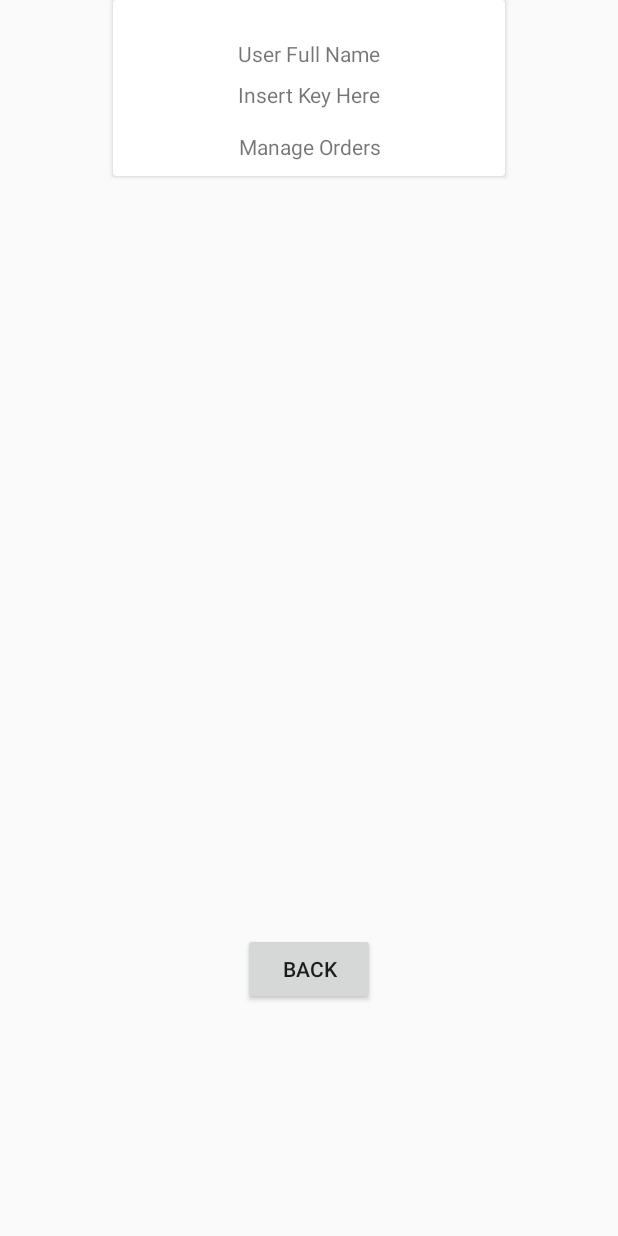
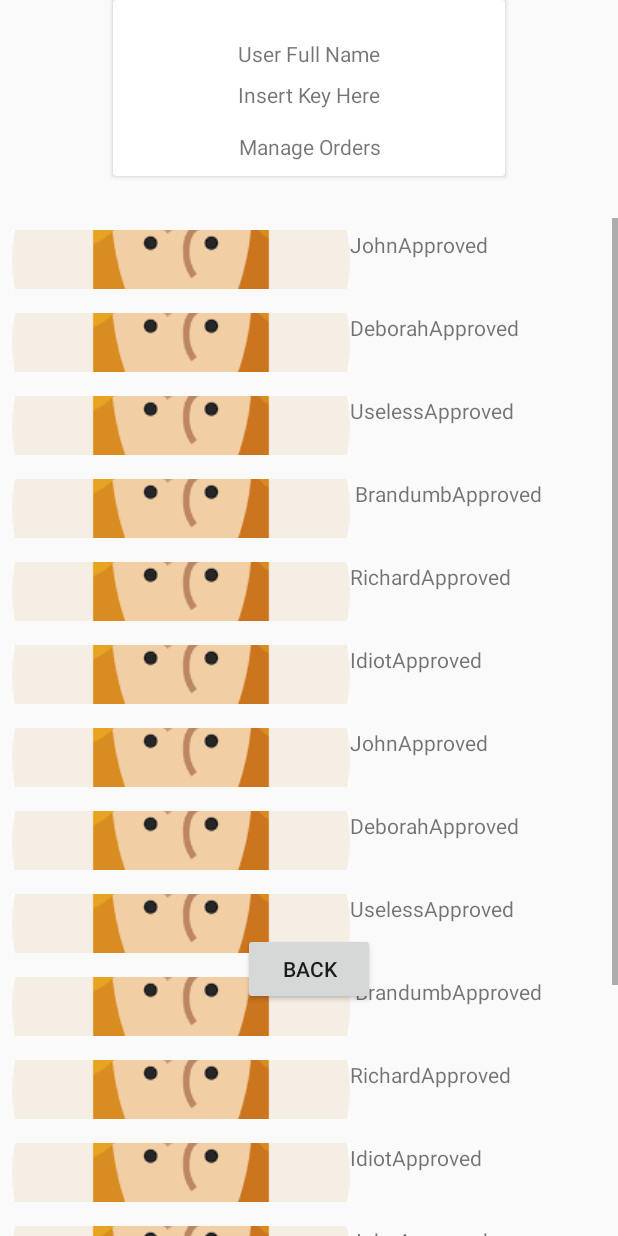
Before and after one commit to JohnSchroeder99/MarketFree, an Android app: the ManageOrderStatusActivity screen opened directly, with no data from a screen before it, on a phone screen of 412 x 824 dp. Run offline under Robolectric (Android 15) with nearby library versions, the phone set to English and light mode, and no system bars.

Commit message:
Added Recycler functionality for order status activity with a populating dummy list. Will need to tie actual status to truthful state of the order and need to wire up for dynamic image loading.

```diff
--- a/app/src/main/java/johnschroeders/marketfree/ManageOrderStatusActivity.java
+++ b/app/src/main/java/johnschroeders/marketfree/ManageOrderStatusActivity.java
@@ -2,12 +2,22 @@ package johnschroeders.marketfree;
 
 import android.content.Intent;
 import android.os.Bundle;
+
 import androidx.appcompat.app.AppCompatActivity;
+import androidx.recyclerview.widget.LinearLayoutManager;
+import androidx.recyclerview.widget.RecyclerView;
+
+import android.util.Log;
 import android.view.View;
 import android.widget.Button;
 
+import java.util.ArrayList;
+
 public class ManageOrderStatusActivity extends AppCompatActivity {
-Button manageOrdersBackButton = null;
+    private Button manageOrdersBackButton = null;
+    private RecyclerView recyclerView = null;
+    private RecyclerView.Adapter mAdapter;
+    private RecyclerView.LayoutManager layoutManager;
 
     @Override
     protected void onCreate(Bundle savedInstanceState) {
@@ -18,10 +28,48 @@ Button manageOrdersBackButton = null;
         manageOrdersBackButton.setOnClickListener(new View.OnClickListener() {
             @Override
             public void onClick(View view) {
-                Intent intent  = new Intent(getApplicationContext(), UserMainPageActivity.class);
+                Intent intent = new Intent(getApplicationContext(), UserMainPageActivity.class);
                 startActivity(intent);
             }
         });
+
+
+        ArrayList<String> names = new ArrayList<>();
+        names.add("John");
+        names.add("Deborah");
+        names.add("Useless");
+        names.add(" Brandumb");
+        names.add("Richard");
+        names.add("Idiot");
+        names.add("John");
+        names.add("Deborah");
+        names.add("Useless");
+        names.add(" Brandumb");
+        names.add("Richard");
+        names.add("Idiot");
+        names.add("John");
+        names.add("Deborah");
+        names.add("Useless");
+        names.add(" Brandumb");
+        names.add("Richard");
+        names.add("Idiot"); names.add("John");
+        names.add("Deborah");
+        names.add("Useless");
+        names.add(" Brandumb");
+        names.add("Richard");
+        names.add("Idiot");
+
+
+        Log.d("Creds", "before recyclerlayout set");
+        recyclerView = findViewById(R.id.manageOrdersView);
+        recyclerView.setLayoutManager(new LinearLayoutManager(this));
+        Log.d("Creds", "recyclerlayout set");
+        mAdapter = new MyRecylcerViewAdapterForOrdersStatus(this, names);
+        Log.d("Creds", "adapter initialized");
+        recyclerView.setAdapter(mAdapter);
+        Log.d("Creds", "adapter made");
+
+
     }
 
 }
--- a/app/src/main/java/johnschroeders/marketfree/MyRecyclerViewAdapter.java
+++ b/app/src/main/java/johnschroeders/marketfree/MyRecylcerViewAdapterForOrdersStatus.java
@@ -7,40 +7,43 @@ import android.view.View;
 import android.view.ViewGroup;
 import android.widget.TextView;
 
+import androidx.annotation.NonNull;
 import androidx.recyclerview.widget.RecyclerView;
 
+import org.w3c.dom.Text;
+
 import java.util.ArrayList;
-import java.util.List;
 
-import johnschroeders.marketfree.R;
-
-public class MyRecyclerViewAdapter extends RecyclerView.Adapter<MyRecyclerViewAdapter.ViewHolder> {
+public class MyRecylcerViewAdapterForOrdersStatus extends RecyclerView.Adapter<MyRecylcerViewAdapterForOrdersStatus.ViewHolder> {
 
     private ArrayList<String> mData;
     private LayoutInflater mInflater;
     private ItemClickListener mClickListener;
 
     // data is passed into the constructor
-    MyRecyclerViewAdapter(Context context, ArrayList<String> data) {
+    MyRecylcerViewAdapterForOrdersStatus(Context context, ArrayList<String> data) {
         this.mInflater = LayoutInflater.from(context);
         this.mData = data;
     }
 
     // inflates the row layout from xml when needed
+    @NonNull
     @Override
-    public ViewHolder onCreateViewHolder(ViewGroup parent, int viewType) {
+    public ViewHolder onCreateViewHolder(@NonNull ViewGroup parent, int viewType) {
         Log.d("Manage", "on create view holder recyclerview class");
-        View view = mInflater.inflate(R.layout.recycler_view_item_1, parent, false);
+        View view = mInflater.inflate(R.layout.recycler_view_item_2, parent, false);
         return new ViewHolder(view);
     }
+
 
     // binds the data to the TextView in each row
     @Override
     public void onBindViewHolder(ViewHolder holder, int position) {
         Log.d("Manage", "on bind myrecylcer");
         String name = mData.get(position);
+
         holder.myTextView.setText(name);
-
+        holder.statusTextView.setText(R.string.OrderStatusApproved);
     }
 
     // total number of rows
@@ -53,10 +56,12 @@ public class MyRecyclerViewAdapter extends RecyclerView.Adapter<MyRecyclerViewAd
     // stores and recycles views as they are scrolled off screen
     public class ViewHolder extends RecyclerView.ViewHolder implements View.OnClickListener {
         TextView myTextView;
+        TextView statusTextView;
 
         ViewHolder(View itemView) {
             super(itemView);
-            myTextView = itemView.findViewById(R.id.ConnectedPeopleFirstName);
+            statusTextView = itemView.findViewById(R.id.orderStatus);
+            myTextView = itemView.findViewById(R.id.OrderStatusName);
             itemView.setOnClickListener(this);
         }
 
@@ -78,7 +83,7 @@ public class MyRecyclerViewAdapter extends RecyclerView.Adapter<MyRecyclerViewAd
     }
 
     // parent activity will implement this method to respond to click events
-    public interface ItemClickListener {
+    interface ItemClickListener {
         void onItemClick(View view, int position);
     }
 }
--- a/app/src/main/res/layout/activity_manage_order_status.xml
+++ b/app/src/main/res/layout/activity_manage_order_status.xml
@@ -15,8 +15,8 @@
 
         <androidx.recyclerview.widget.RecyclerView
             android:id="@+id/manageOrdersView"
-            android:layout_width="384dp"
-            android:layout_height="441dp"
+            android:layout_width="0dp"
+            android:layout_height="wrap_content"
             android:layout_marginTop="145dp"
             android:scrollbars="vertical"
             app:layout_constraintEnd_toEndOf="parent"
@@ -25,7 +25,7 @@
             app:layout_constraintTop_toTopOf="parent"
             tools:layout_conversion_absoluteHeight="603dp"
             tools:layout_conversion_absoluteWidth="411dp"
-            tools:listitem="@layout/recycler_view_item_1" />
+            tools:listitem="@layout/recycler_view_item_2" />
 
         <androidx.cardview.widget.CardView
             android:id="@+id/manageOrdersTitleCard"
--- /dev/null
+++ b/app/src/main/res/layout/recycler_view_item_2.xml
@@ -0,0 +1,25 @@
+<?xml version="1.0" encoding="utf-8"?>
+<LinearLayout xmlns:android="http://schemas.android.com/apk/res/android"
+    xmlns:tools="http://schemas.android.com/tools"
+    android:id="@+id/ordersStatusOrdersList"
+    android:layout_width="match_parent"
+    android:layout_height="wrap_content"
+    android:orientation="horizontal"
+    android:padding="8dp">
+
+
+    <TextView
+        android:id="@+id/OrderStatusName"
+        android:layout_width="wrap_content"
+        android:layout_height="39dp"
+        android:drawableStart="@drawable/woman"
+        tools:text="@string/OrderFromName" />
+
+    <TextView
+        android:id="@+id/orderStatus"
+        android:layout_width="wrap_content"
+        android:layout_height="wrap_content"
+        tools:text="@string/OrderStatusApproved" />
+
+
+</LinearLayout>
```
Also changed, not shown: app/src/main/java/johnschroeders/marketfree/ManageProfileActivity.java (+5 -3 lines), app/src/main/java/johnschroeders/marketfree/ManagePublishingActivity.java (+6 -5 lines), app/src/main/java/johnschroeders/marketfree/ManageSubsciptionsActivity.java (+8 -19 lines), app/src/main/java/johnschroeders/marketfree/MyRecyclerViewAdapterforSubscriptions.java (added, +83 -0 lines), app/src/main/java/johnschroeders/marketfree/RegisterActivity.java (+5 -5 lines), app/src/main/java/johnschroeders/marketfree/UserLoginActivity.java (+8 -8 lines), app/src/main/java/johnschroeders/marketfree/UserMainPageActivity.java (+5 -5 lines), app/src/main/res/layout/recycler_view_item_1.xml (+8 -13 lines), app/src/main/res/values/strings.xml (+11 -0 lines), app/src/main/res/drawable/man.png (added), app/src/main/res/drawable/woman.png (added).
